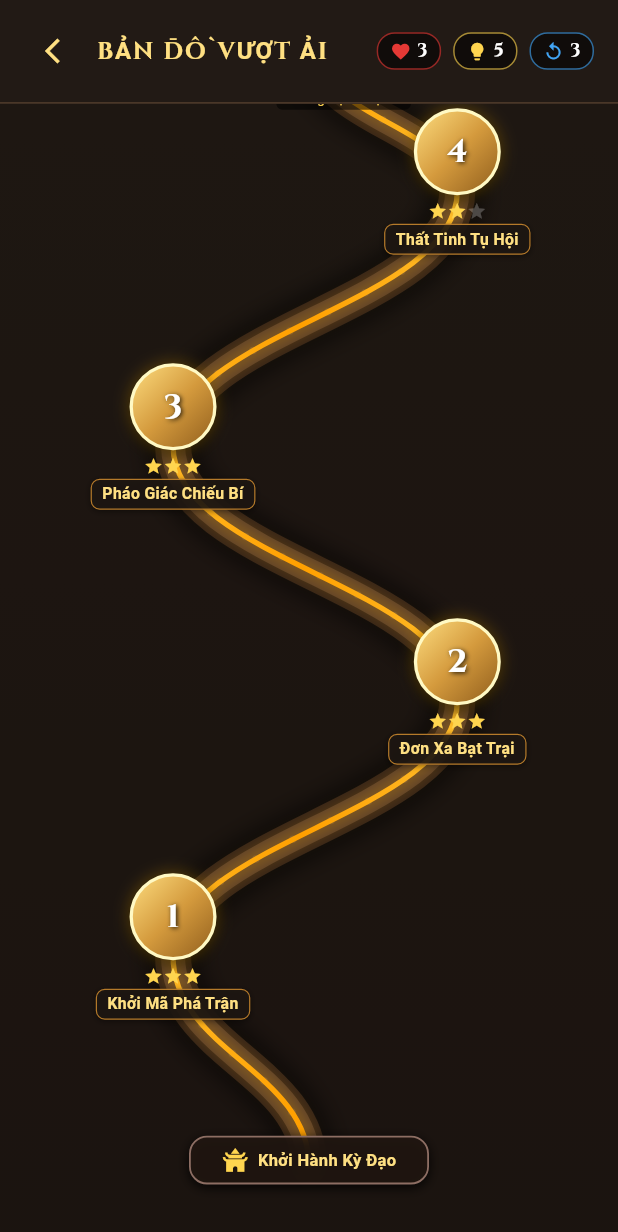
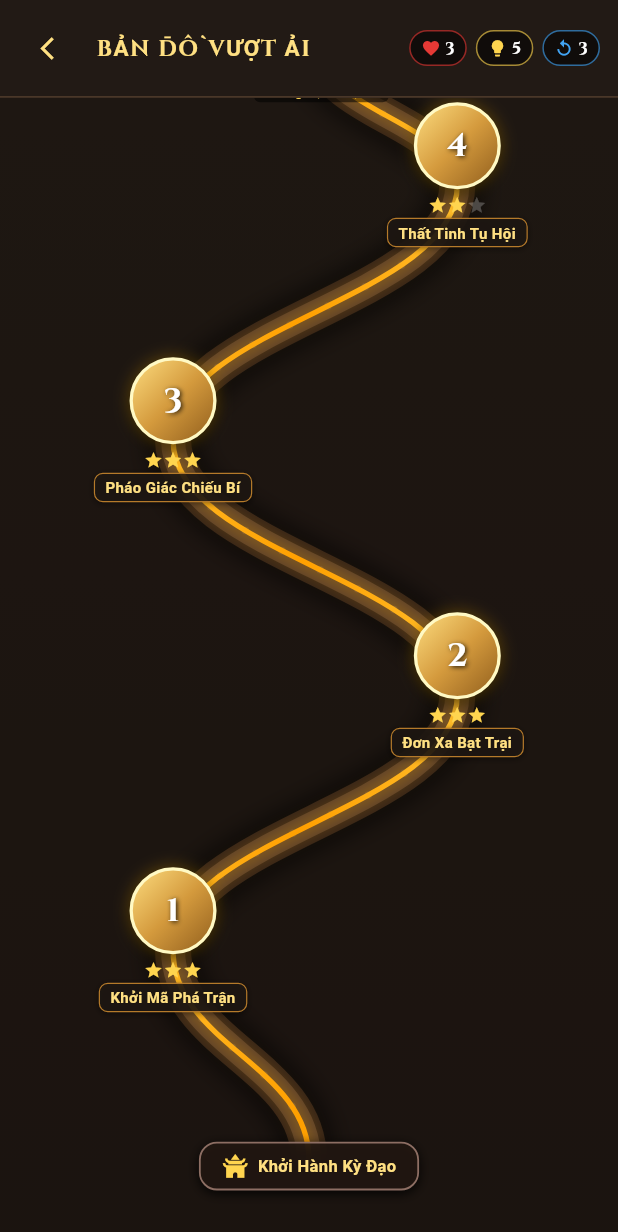
Before and after one commit to thequang120605-byte/C-T-ng-, a Flutter app: the PuzzleMapScreen screen opened directly with empty values, scrolled down 1152 dp, on a phone screen of 412 x 824 dp. Shown: the top 1232 px of the screen. Run offline on Flutter 3.47's test engine with Material 3 defaults, Android fonts, the light colour scheme and no system bars; our stand-ins replace google_fonts, shared_preferences; missing offline and left inert: signalr_netcore; accounts and stored records are empty; network calls fail; Roboto replaces fonts that are missing (Philosopher).

Commit message:
fix(puzzle): sửa triệt để lỗi tràn pixel tại Thiên Ngoại Cung và thanh tiêu đề Bản Đồ Vượt Ải
- Thay thế fixed width 180px tại Thiên Ngoại Cung bằng BoxConstraints maxWidth: 220px và bọc Text trong Flexible để tự co giãn font.
- Sử dụng Positioned(left: 0, right: 0) kết hợp Center() để căn giữa hoàng điện hoàn hảo trên mọi kích thước màn hình mà không cần tính toán thủ công.
- Mở rộng chiều rộng node trạm ải từ 120px lên 130px giúp tiêu đề Ải 10 không bị cắt ngắn '...'.
- Thêm FittedBox cho tiêu đề BẢN ĐỒ VƯỢT ẢI trên thanh công cụ để đảm bảo không bị tràn trên màn hình điện thoại hẹp.

```diff
--- a/lib/screens/puzzle_map_screen.dart
+++ b/lib/screens/puzzle_map_screen.dart
@@ -125,7 +125,7 @@ class _PuzzleMapScreenState extends State<PuzzleMapScreen>
   void _scrollToActiveStage() {
     if (!_scrollController.hasClients) return;
     final screenH = MediaQuery.of(context).size.height;
-    // Ải 5 ở y = 1030.0 -> cuộn để Ải 5 nằm giữa màn hình
+    // Ải 5 ở y = 1030.0 -> cuộn để Ải 5 nằm ngay giữa màn hình
     const targetY = 1030.0;
     final scrollOffset = (targetY - screenH * 0.45).clamp(
       0.0,
@@ -306,12 +306,14 @@ class _PuzzleMapScreenState extends State<PuzzleMapScreen>
           children: [
             const Icon(Icons.card_giftcard, color: Color(0xFFFFD54F), size: 26),
             const SizedBox(width: 10),
-            Text(
+            Expanded(
+              child: Text(
                 name,
                 style: GoogleFonts.cinzel(
-                fontSize: 16,
+                  fontSize: 15,
                   fontWeight: FontWeight.bold,
                   color: AppColors.goldLight,
+                ),
               ),
             ),
           ],
@@ -368,9 +370,9 @@ class _PuzzleMapScreenState extends State<PuzzleMapScreen>
       body: SafeArea(
         child: Column(
           children: [
-            // 1. THANH TÀI NGUYÊN TRÊN CÙNG
+            // 1. THANH TÀI NGUYÊN TRÊN CÙNG (An toàn chống tràn ngang)
             Container(
-              padding: const EdgeInsets.symmetric(horizontal: 16, vertical: 10),
+              padding: const EdgeInsets.symmetric(horizontal: 12, vertical: 8),
               decoration: const BoxDecoration(
                 color: Color(0xFF221A15),
                 border: Border(
@@ -380,23 +382,32 @@ class _PuzzleMapScreenState extends State<PuzzleMapScreen>
               child: Row(
                 children: [
                   IconButton(
-                    icon: const Icon(Icons.arrow_back_ios, color: AppColors.goldLight, size: 20),
+                    padding: EdgeInsets.zero,
+                    constraints: const BoxConstraints(minWidth: 32, minHeight: 32),
+                    icon: const Icon(Icons.arrow_back_ios, color: AppColors.goldLight, size: 18),
                     onPressed: widget.onBackToHome,
                   ),
-                  Text(
+                  const SizedBox(width: 4),
+                  Expanded(
+                    child: FittedBox(
+                      fit: BoxFit.scaleDown,
+                      alignment: Alignment.centerLeft,
+                      child: Text(
                         'BẢN ĐỒ VƯỢT ẢI',
                         style: GoogleFonts.cinzel(
-                      fontSize: 16,
+                          fontSize: 15,
                           fontWeight: FontWeight.bold,
                           color: AppColors.goldLight,
-                      letterSpacing: 1.2,
+                          letterSpacing: 1.0,
                         ),
                       ),
-                  const Spacer(),
+                    ),
+                  ),
+                  const SizedBox(width: 6),
                   _buildResourceBadge(Icons.favorite, '$_hearts', const Color(0xFFE53935)),
-                  const SizedBox(width: 8),
+                  const SizedBox(width: 6),
                   _buildResourceBadge(Icons.lightbulb, '$_hints', const Color(0xFFFFD54F)),
-                  const SizedBox(width: 8),
+                  const SizedBox(width: 6),
                   _buildResourceBadge(Icons.replay, '$_retries', const Color(0xFF42A5F5)),
                 ],
               ),
@@ -444,16 +455,19 @@ class _PuzzleMapScreenState extends State<PuzzleMapScreen>
                               ),
                             ),
 
-                            // Lớp 2: Khởi trại dưới chân núi
+                            // Lớp 2: Khởi trại dưới chân núi (Căn giữa hoàn toàn)
                             Positioned(
-                              left: horizontalOffset + waypoints.startCamp.dx - 80,
-                              top: waypoints.startCamp.dy - 20,
+                              top: waypoints.startCamp.dy - 12,
+                              left: 0,
+                              right: 0,
+                              child: Center(
                                 child: _buildStartCamp(),
+                              ),
                             ),
 
                             // Lớp 3: Rương bảo vật chặng 1 & chặng 2
                             Positioned(
-                              left: horizontalOffset + waypoints.chest1.dx - 30,
+                              left: horizontalOffset + waypoints.chest1.dx - 50,
                               top: waypoints.chest1.dy - 30,
                               child: _buildTreasureChest(
                                 name: 'Rương Bạc Vượt Ải',
@@ -462,7 +476,7 @@ class _PuzzleMapScreenState extends State<PuzzleMapScreen>
                               ),
                             ),
                             Positioned(
-                              left: horizontalOffset + waypoints.chest2.dx - 30,
+                              left: horizontalOffset + waypoints.chest2.dx - 50,
                               top: waypoints.chest2.dy - 30,
                               child: _buildTreasureChest(
                                 name: 'Rương Vàng Hoàng Kim',
@@ -471,18 +485,21 @@ class _PuzzleMapScreenState extends State<PuzzleMapScreen>
                               ),
                             ),
 
-                            // Lớp 4: Đỉnh Cung Điện Vô Song ở trên cùng (Ải 10)
+                            // Lớp 4: Đỉnh Cung Điện Vô Song ở trên cùng (Ải 10) - Căn giữa tự động, triệt tiêu lỗi tràn ngang
                             Positioned(
-                              left: horizontalOffset + waypoints.palacePeak.dx - 90,
-                              top: waypoints.palacePeak.dy - 50,
+                              top: waypoints.palacePeak.dy - 38,
+                              left: 0,
+                              right: 0,
+                              child: Center(
                                 child: _buildPalacePeak(),
+                              ),
                             ),
 
                             // Lớp 5: Các trạm ải 1 đến 10 (Đặt chính xác tại tọa độ đường cong)
                             ..._stages.map((stage) {
                               final pt = waypoints.stagePoints[stage.id - 1];
                               return Positioned(
-                                left: horizontalOffset + pt.dx - 60,
+                                left: horizontalOffset + pt.dx - 65,
                                 top: pt.dy - 55,
                                 child: AnimatedBuilder(
                                   animation: _pulseCtrl,
@@ -508,7 +525,7 @@ class _PuzzleMapScreenState extends State<PuzzleMapScreen>
 
   Widget _buildResourceBadge(IconData icon, String count, Color color) {
     return Container(
-      padding: const EdgeInsets.symmetric(horizontal: 8, vertical: 3),
+      padding: const EdgeInsets.symmetric(horizontal: 7, vertical: 3),
       decoration: BoxDecoration(
         color: Colors.black54,
         borderRadius: BorderRadius.circular(12),
@@ -517,12 +534,12 @@ class _PuzzleMapScreenState extends State<PuzzleMapScreen>
       child: Row(
         mainAxisSize: MainAxisSize.min,
         children: [
-          Icon(icon, size: 14, color: color),
-          const SizedBox(width: 4),
+          Icon(icon, size: 13, color: color),
+          const SizedBox(width: 3),
           Text(
             count,
             style: GoogleFonts.cinzel(
-              fontSize: 12,
+              fontSize: 11,
               fontWeight: FontWeight.bold,
               color: Colors.white,
             ),
@@ -566,7 +583,7 @@ class _PuzzleMapScreenState extends State<PuzzleMapScreen>
     return GestureDetector(
       onTap: () => _onStageSelected(stage),
       child: SizedBox(
-        width: 120,
+        width: 130,
         child: Column(
           mainAxisSize: MainAxisSize.min,
           crossAxisAlignment: CrossAxisAlignment.center,
@@ -745,7 +762,7 @@ class _PuzzleMapScreenState extends State<PuzzleMapScreen>
                 maxLines: 1,
                 overflow: TextOverflow.ellipsis,
                 style: GoogleFonts.philosopher(
-                  fontSize: 10.5,
+                  fontSize: 10.0,
                   fontWeight: FontWeight.bold,
                   color: isCleared
                       ? const Color(0xFFFFE082)
@@ -759,13 +776,12 @@ class _PuzzleMapScreenState extends State<PuzzleMapScreen>
     );
   }
 
-  // Khởi trại dưới chân núi
+  // Khởi trại dưới chân núi (Tự co giãn nội dung)
   Widget _buildStartCamp() {
     return Container(
-      width: 160,
-      padding: const EdgeInsets.symmetric(horizontal: 10, vertical: 6),
+      padding: const EdgeInsets.symmetric(horizontal: 14, vertical: 6),
       decoration: BoxDecoration(
-        color: const Color(0xFF221711).withAlpha(220),
+        color: const Color(0xFF221711).withAlpha(230),
         borderRadius: BorderRadius.circular(12),
         border: Border.all(color: const Color(0xFF8D6E63), width: 1.2),
         boxShadow: const [
@@ -799,12 +815,15 @@ class _PuzzleMapScreenState extends State<PuzzleMapScreen>
   }) {
     return GestureDetector(
       onTap: () => _showChestDialog(name, reward, isClaimed),
+      child: SizedBox(
+        width: 100,
         child: Column(
           mainAxisSize: MainAxisSize.min,
+          crossAxisAlignment: CrossAxisAlignment.center,
           children: [
             Container(
-            width: 48,
-            height: 48,
+              width: 46,
+              height: 46,
               decoration: BoxDecoration(
                 shape: BoxShape.circle,
                 color: isClaimed ? const Color(0xFF3E2723) : const Color(0xFF5D4037),
@@ -824,10 +843,10 @@ class _PuzzleMapScreenState extends State<PuzzleMapScreen>
               child: Icon(
                 isClaimed ? Icons.lock_open : Icons.card_giftcard,
                 color: isClaimed ? const Color(0xFFFFD54F) : const Color(0xFFFFCA28),
-              size: 24,
+                size: 22,
               ),
             ),
-          const SizedBox(height: 2),
+            const SizedBox(height: 3),
             Container(
               padding: const EdgeInsets.symmetric(horizontal: 5, vertical: 1.5),
               decoration: BoxDecoration(
@@ -836,22 +855,26 @@ class _PuzzleMapScreenState extends State<PuzzleMapScreen>
               ),
               child: Text(
                 name,
+                maxLines: 1,
+                overflow: TextOverflow.ellipsis,
+                textAlign: TextAlign.center,
                 style: GoogleFonts.philosopher(
-                fontSize: 9,
+                  fontSize: 9.0,
                   color: isClaimed ? const Color(0xFFFFD54F) : const Color(0xFFBCAAA4),
                 ),
               ),
             ),
           ],
         ),
+      ),
     );
   }
 
-  // Cung điện đỉnh phong ở Ải 10
+  // Cung điện đỉnh phong ở Ải 10 (Tự động thích ứng, triệt tiêu hoàn toàn lỗi tràn ngang)
   Widget _buildPalacePeak() {
     return Container(
-      width: 180,
-      padding: const EdgeInsets.symmetric(horizontal: 12, vertical: 8),
+      constraints: const BoxConstraints(maxWidth: 220),
+      padding: const EdgeInsets.symmetric(horizontal: 14, vertical: 7),
       decoration: BoxDecoration(
         gradient: const LinearGradient(
           colors: [Color(0xFF3E1F11), Color(0xFF1E100A)],
@@ -870,17 +893,22 @@ class _PuzzleMapScreenState extends State<PuzzleMapScreen>
         mainAxisSize: MainAxisSize.min,
         children: [
           Row(
+            mainAxisSize: MainAxisSize.min,
             mainAxisAlignment: MainAxisAlignment.center,
             children: [
-              const Icon(Icons.castle, color: Color(0xFFFFD54F), size: 20),
+              const Icon(Icons.castle, color: Color(0xFFFFD54F), size: 18),
               const SizedBox(width: 6),
-              Text(
+              Flexible(
+                child: Text(
                   'THIÊN NGOẠI CUNG',
+                  maxLines: 1,
+                  overflow: TextOverflow.ellipsis,
                   style: GoogleFonts.cinzel(
-                  fontSize: 12,
+                    fontSize: 11.5,
                     fontWeight: FontWeight.bold,
                     color: const Color(0xFFFFD54F),
-                  letterSpacing: 1.0,
+                    letterSpacing: 0.8,
+                  ),
                 ),
               ),
             ],
@@ -889,7 +917,7 @@ class _PuzzleMapScreenState extends State<PuzzleMapScreen>
           Text(
             'Đỉnh Phong Kỳ Đạo',
             style: GoogleFonts.philosopher(
-              fontSize: 10,
+              fontSize: 9.5,
               color: const Color(0xFFD7CCC8),
             ),
           ),
```
Lines whose indentation alone changed are shown as unchanged.
